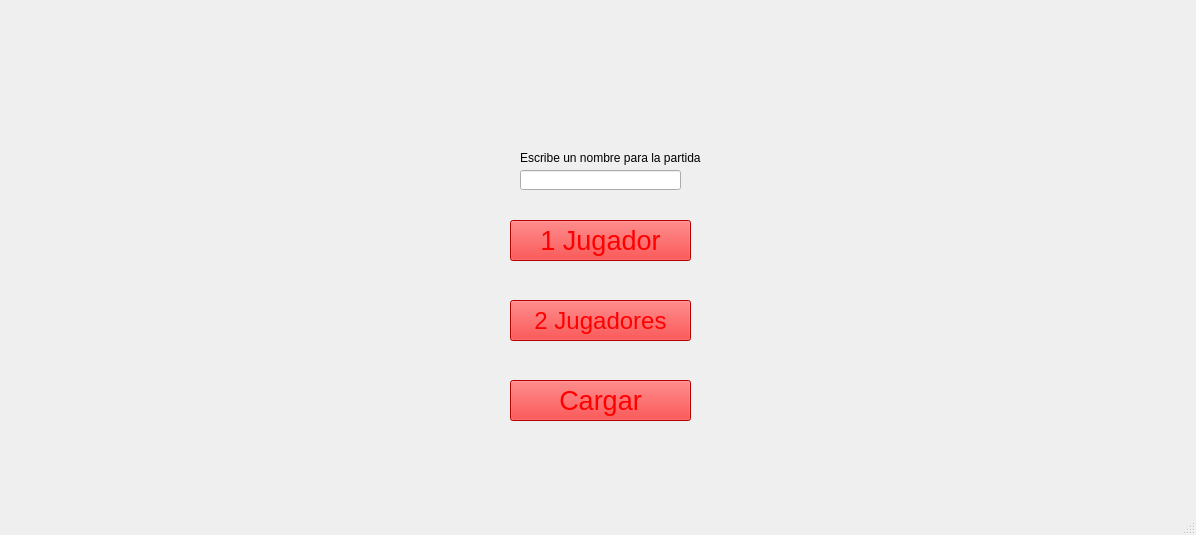
juangquevedo/juago_proyecto_final, file a_jugar.ui: the form before one commit.
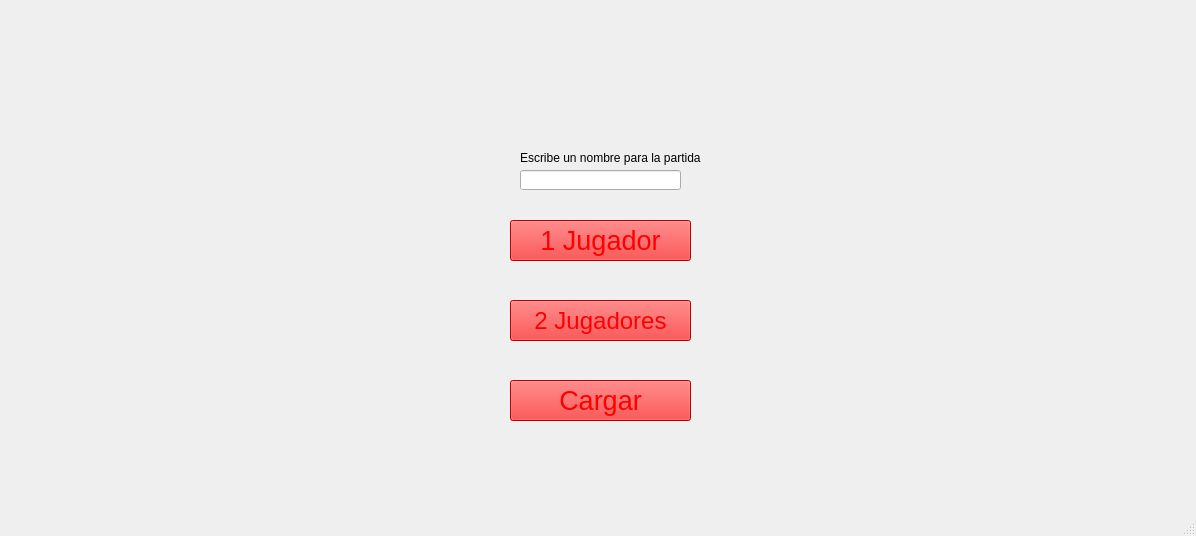
The form after the commit. Icons and pictures are not drawn.

Patch:
```diff
--- a/a_jugar.ui
+++ b/a_jugar.ui
@@ -7,7 +7,7 @@
     <x>0</x>
     <y>0</y>
     <width>1196</width>
-    <height>535</height>
+    <height>536</height>
    </rect>
   </property>
   <property name="windowTitle">
@@ -110,7 +110,7 @@
       <x>0</x>
       <y>0</y>
       <width>1201</width>
-      <height>491</height>
+      <height>501</height>
      </rect>
     </property>
     <property name="styleSheet">
```
Left out of the diff: 8 changed lines with no effect on the pictures.
